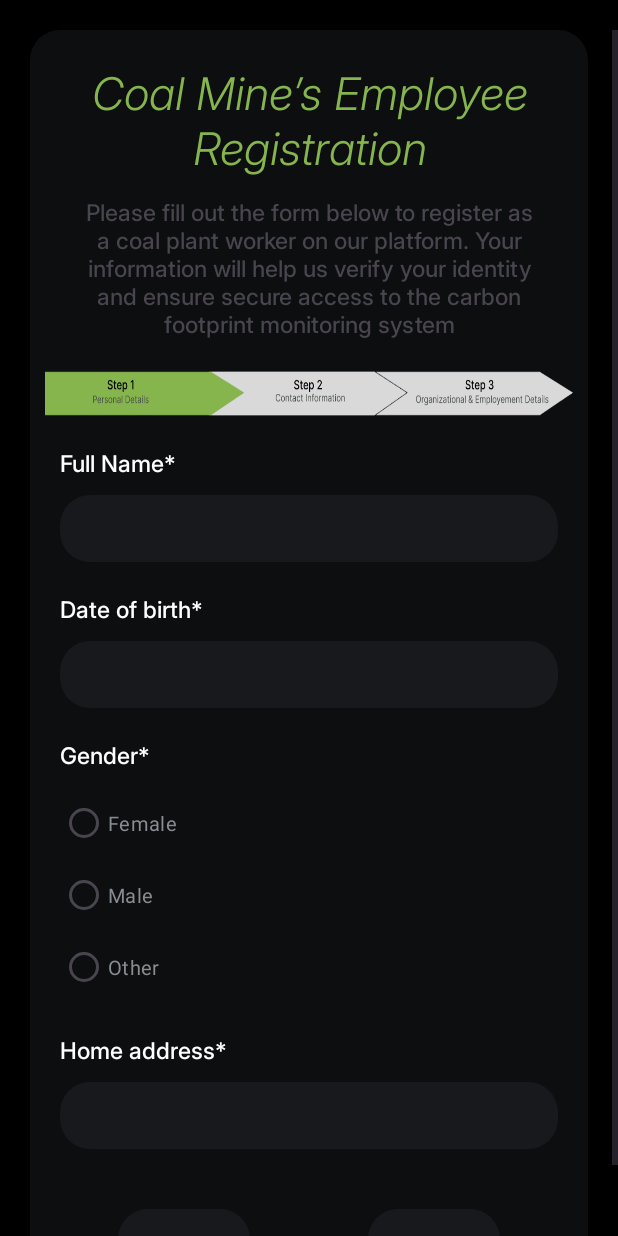
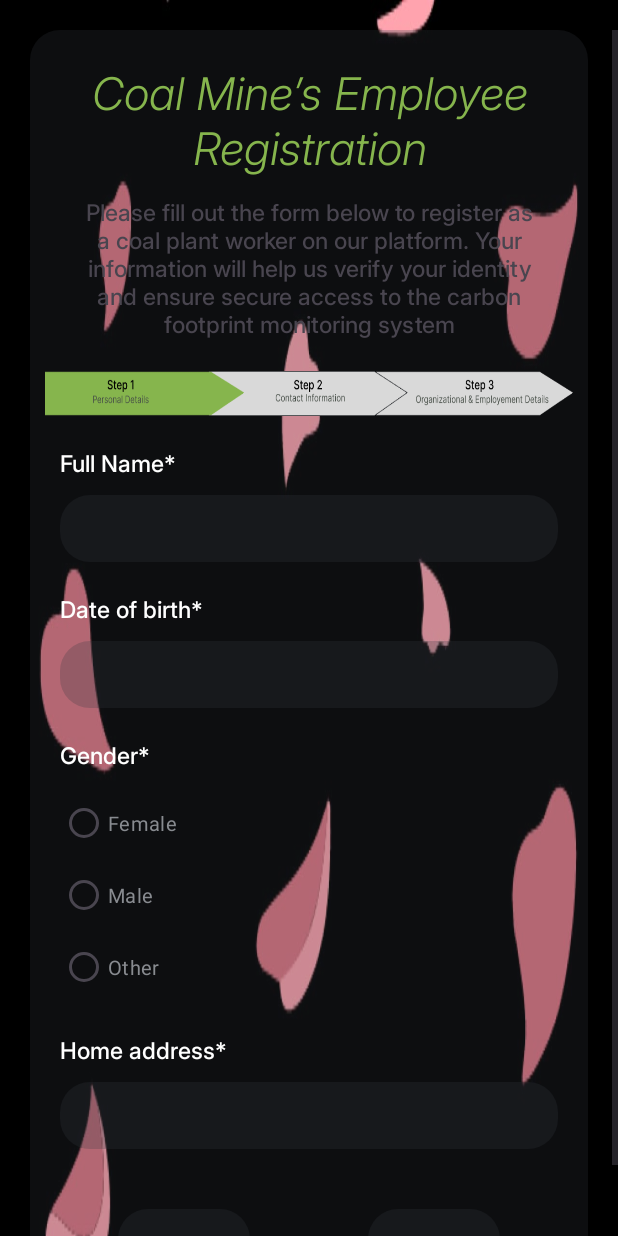
Before and after one commit to lakshya2006bhardwaj/Sudhar, an Android app: the CoalMineEmployeeFragment screen opened through its navigation route, on a phone screen of 412 x 824 dp. Run offline under Robolectric (Android 15) with nearby library versions, the phone set to English and light mode, and no system bars; our stand-ins replace navigation-ui.

Commit message:
-Registration UI

```diff
--- a/app/src/main/res/layout/fragment_coal_mine_employee.xml
+++ b/app/src/main/res/layout/fragment_coal_mine_employee.xml
@@ -5,7 +5,7 @@
     android:layout_width="match_parent"
     android:layout_height="match_parent"
     android:paddingTop="20dp"
-    android:background="@color/black"
+    android:background="@drawable/registration_background"
     tools:context=".registration.CoalMineEmployeeFragment">
 
     <ScrollView
--- a/app/src/main/res/layout/fragment_government_employer_registration.xml
+++ b/app/src/main/res/layout/fragment_government_employer_registration.xml
@@ -6,7 +6,7 @@
     android:layout_width="match_parent"
     android:layout_height="match_parent"
     android:paddingTop="20dp"
-    android:background="@color/black"
+    android:background="@drawable/registration_background"
     tools:context=".registration.GovernmentEmployerRegistrationFragment">
 
     <ScrollView
--- a/app/src/main/res/layout/fragment_registration.xml
+++ b/app/src/main/res/layout/fragment_registration.xml
@@ -5,7 +5,7 @@
     android:layout_height="match_parent"
     xmlns:app="http://schemas.android.com/apk/res-auto"
     tools:context=".registration.RegistrationFragment"
-    android:background="@color/black">
+    android:background="@drawable/registration_background">
     <TextView
         android:id="@+id/tvHeading"
         android:layout_width="match_parent"
```
Also changed, not shown: app/src/main/res/drawable/registration_background.jpeg (added).
